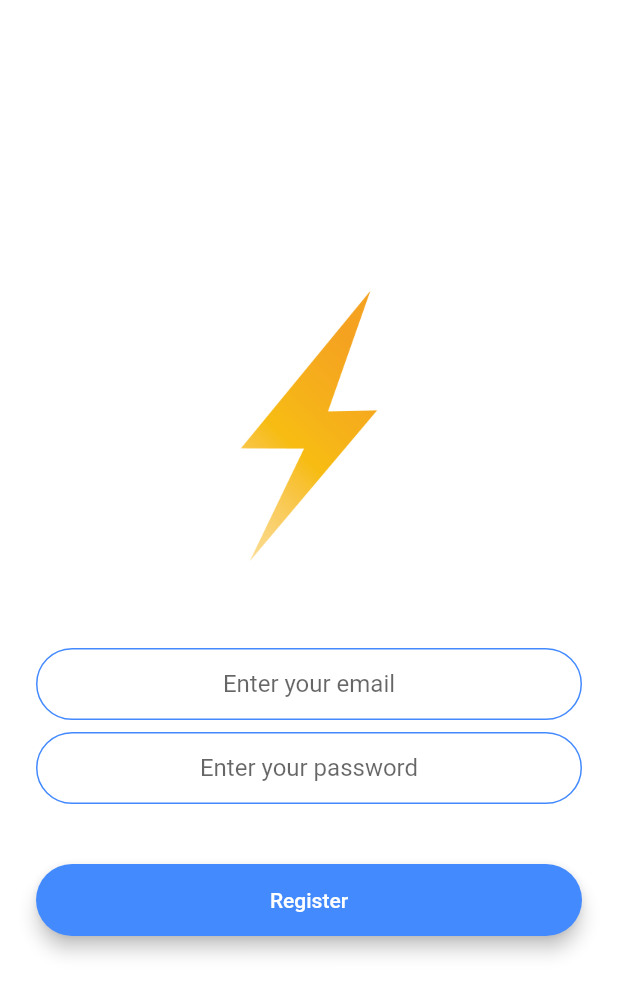
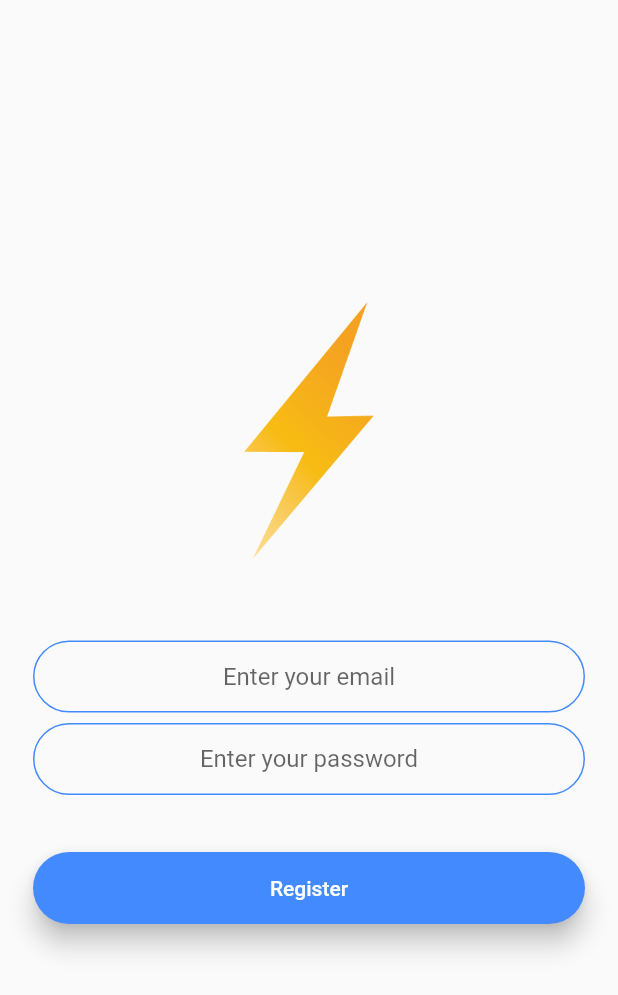
Before and after one commit to meshubhama01/FlutterMessenger, a Flutter app: the RegistrationScreen screen opened by its route, on a phone screen of 412 x 824 dp. Shown: the top 995 px of the screen. Run offline on Flutter 3.47's test engine with Material 2 defaults, Android fonts, the phone set to English and light mode, and no system bars; our stand-ins replace animated_text_kit, cloud_firestore, firebase_auth, firebase_core, modal_progress_hud; accounts and stored records are empty; statements that could not run were skipped.

Commit message:
Update registration_screen.dart
updated UI

```diff
--- a/lib/screens/registration_screen.dart
+++ b/lib/screens/registration_screen.dart
@@ -20,11 +20,11 @@ class _RegistrationScreenState extends State<RegistrationScreen> {
   @override
   Widget build(BuildContext context) {
     return Scaffold(
-      backgroundColor: Colors.white,
+      backgroundColor: Colors.yellolw,
       body: ModalProgressHUD(
         inAsyncCall: showSpinner,
         child: Padding(
-          padding: EdgeInsets.symmetric(horizontal: 24.0),
+          padding: EdgeInsets.symmetric(horizontal: 22.0),
           child: Column(
             mainAxisAlignment: MainAxisAlignment.center,
             crossAxisAlignment: CrossAxisAlignment.stretch,
@@ -33,13 +33,13 @@ class _RegistrationScreenState extends State<RegistrationScreen> {
                 child: Hero(
                   tag: 'logo',
                   child: Container(
-                    height: 200.0,
+                    height: 190.0,
                     child: Image.asset('images/logo.png'),
                   ),
                 ),
               ),
               SizedBox(
-                height: 48.0,
+                height: 45.0,
               ),
               TextField(
                 keyboardType: TextInputType.emailAddress,
@@ -52,20 +52,20 @@ class _RegistrationScreenState extends State<RegistrationScreen> {
                   contentPadding:
                       EdgeInsets.symmetric(vertical: 10.0, horizontal: 20.0),
                   border: OutlineInputBorder(
-                    borderRadius: BorderRadius.all(Radius.circular(32.0)),
+                    borderRadius: BorderRadius.all(Radius.circular(30.0)),
                   ),
                   enabledBorder: OutlineInputBorder(
                     borderSide: BorderSide(color: Colors.blueAccent, width: 1.0),
-                    borderRadius: BorderRadius.all(Radius.circular(32.0)),
+                    borderRadius: BorderRadius.all(Radius.circular(30.0)),
                   ),
                   focusedBorder: OutlineInputBorder(
                     borderSide: BorderSide(color: Colors.blueAccent, width: 2.0),
-                    borderRadius: BorderRadius.all(Radius.circular(32.0)),
+                    borderRadius: BorderRadius.all(Radius.circular(30.0)),
                   ),
                 ),
               ),
               SizedBox(
-                height: 8.0,
+                height: 7.0,
               ),
               TextField(
                 obscureText: true,
@@ -78,27 +78,27 @@ class _RegistrationScreenState extends State<RegistrationScreen> {
                   contentPadding:
                       EdgeInsets.symmetric(vertical: 10.0, horizontal: 20.0),
                   border: OutlineInputBorder(
-                    borderRadius: BorderRadius.all(Radius.circular(32.0)),
+                    borderRadius: BorderRadius.all(Radius.circular(30.0)),
                   ),
                   enabledBorder: OutlineInputBorder(
                     borderSide: BorderSide(color: Colors.blueAccent, width: 1.0),
-                    borderRadius: BorderRadius.all(Radius.circular(32.0)),
+                    borderRadius: BorderRadius.all(Radius.circular(30.0)),
                   ),
                   focusedBorder: OutlineInputBorder(
                     borderSide: BorderSide(color: Colors.blueAccent, width: 2.0),
-                    borderRadius: BorderRadius.all(Radius.circular(32.0)),
+                    borderRadius: BorderRadius.all(Radius.circular(30.0)),
                   ),
                 ),
               ),
               SizedBox(
-                height: 24.0,
+                height: 22.0,
               ),
               Padding(
                 padding: EdgeInsets.symmetric(vertical: 16.0),
                 child: Material(
                   color: Colors.blueAccent,
                   borderRadius: BorderRadius.all(Radius.circular(30.0)),
-                  elevation: 5.0,
+                  elevation: 7.0,
                   child: MaterialButton(
                     onPressed: () async {
                       setState(() {
@@ -119,8 +119,8 @@ class _RegistrationScreenState extends State<RegistrationScreen> {
                         print(e);
                       }
                     },
-                    minWidth: 200.0,
-                    height: 42.0,
+                    minWidth: 190.0,
+                    height: 40.0,
                     child: Text(
                       'Register',
                       style: TextStyle(color: Colors.white),
```
